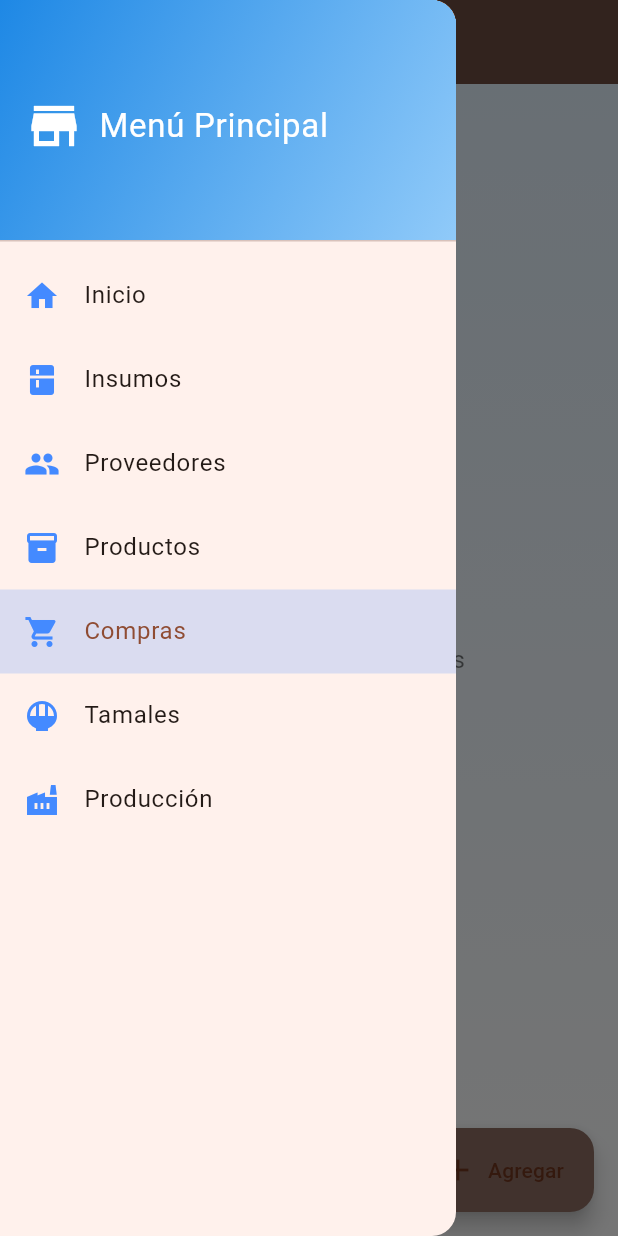
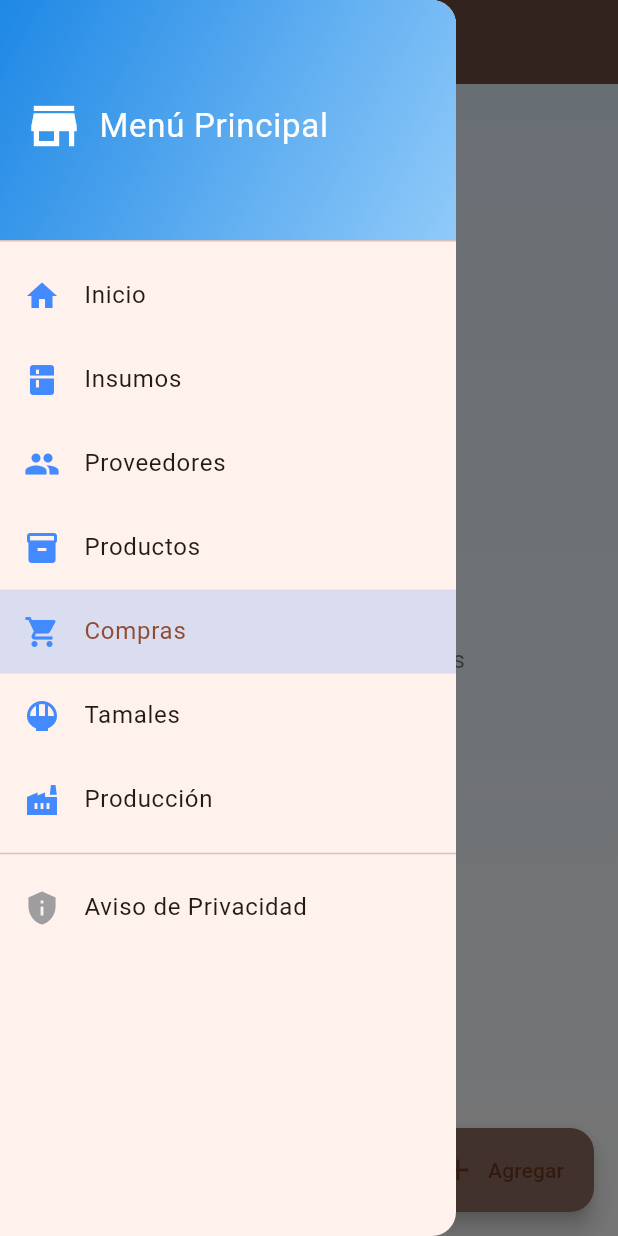
Before and after one commit to AngelGM08/STOCKMX, a Flutter app: the CompraPage screen opened directly, with the side drawer open, on a phone screen of 412 x 824 dp. Run offline on Flutter 3.47's test engine with Material 3 defaults, Android fonts, the phone set to English and light mode, and no system bars; our stand-ins replace awesome_snackbar_content, calendar_date_picker2, quickalert; network calls fail.

Commit message:
feat(privacy): add reusable Privacy Notice screen
Added the filUpdated the Drawer to include a new button at the bottom that navigates to this screen from anywhere in the app.
Declared the text file as an asset in pubspec.yaml.

```diff
--- a/lib/drawer.dart
+++ b/lib/drawer.dart
@@ -1,4 +1,5 @@
 import 'package:flutter/material.dart';
+import 'package:stockmx/aviso_privacidad_page.dart';
 
 class MainDrawer extends StatelessWidget {
   final String selectedMenu;
@@ -20,7 +21,7 @@ class MainDrawer extends StatelessWidget {
           selectedTileColor: Colors.blueAccent.withOpacity(0.2),
           onTap: () {
             Navigator.pop(context); // Cierra el Drawer
-            onItemSelected(title);  // Notifica a la página cuál opción se seleccionó
+            onItemSelected(title);  // Notifica la selección
           },
         );
       },
@@ -30,10 +31,11 @@ class MainDrawer extends StatelessWidget {
   @override
   Widget build(BuildContext context) {
     return Drawer(
-      child: Column(
+      child: ListView(
+        padding: EdgeInsets.zero,
         children: [
-          DrawerHeader(
-            decoration: const BoxDecoration(
+          const DrawerHeader(
+            decoration: BoxDecoration(
               gradient: LinearGradient(
                 colors: [Color(0xFF1E88E5), Color(0xFF90CAF9)],
                 begin: Alignment.topLeft,
@@ -41,7 +43,7 @@ class MainDrawer extends StatelessWidget {
               ),
             ),
             child: Row(
-              children: const [
+              children: [
                 Icon(Icons.store, color: Colors.white, size: 40),
                 SizedBox(width: 10),
                 Text(
@@ -58,6 +60,23 @@ class MainDrawer extends StatelessWidget {
           _buildDrawerItem(Icons.shopping_cart, 'Compras'),
           _buildDrawerItem(Icons.rice_bowl, 'Tamales'),
           _buildDrawerItem(Icons.factory, 'Producción'),
+
+          const Divider(),
+
+          // 🔐 Aviso de Privacidad
+          ListTile(
+            leading: const Icon(Icons.privacy_tip, color: Colors.grey),
+            title: const Text('Aviso de Privacidad'),
+            onTap: () {
+              Navigator.pop(context);
+              Navigator.push(
+                context,
+                MaterialPageRoute(
+                  builder: (_) => const AvisoPrivacidadPage(),
+                ),
+              );
+            },
+          ),
         ],
       ),
     );
--- a/lib/main.dart
+++ b/lib/main.dart
@@ -19,7 +19,7 @@ class MyApp extends StatelessWidget {
         useMaterial3: true,
       ),
       //home: const ProductoPage  (), // ← Empieza en login
-      home: const HomePage  (), // Lo cambie para que nos muestre el menú pero deberia ser el login
+      home: const LoginPage  (), // Lo cambie para que nos muestre el menú pero deberia ser el login
       debugShowCheckedModeBanner: false,
     );
   }
--- a/pubspec.yaml
+++ b/pubspec.yaml
@@ -62,6 +62,7 @@ flutter:
   uses-material-design: true
   assets:
     - assets/images/tamales.jpg
+    - assets/aviso_privacidad.txt
   # To add assets to your application, add an assets section, like this:
   # assets:
   #   - images/a_dot_burr.jpeg
```
Also changed, not shown: assets/aviso_privacidad.txt (added, +52 -0 lines), lib/aviso_privacidad_page.dart (added, +47 -0 lines).
